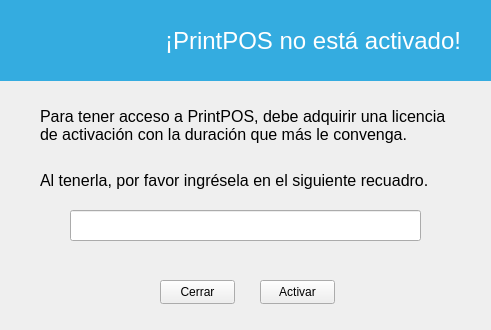
Before: the Qt Designer form designer/Ui_Activacion.ui in ivanperez-7/printpos, drawn with Qt 5.
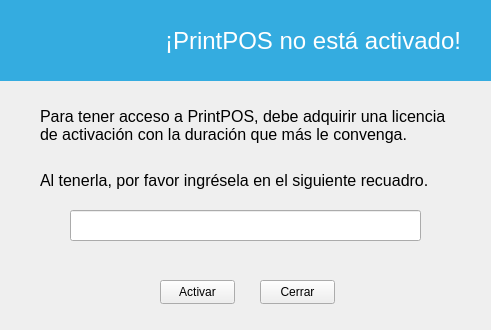
After: the same form once the commit is applied. Icons and pictures are not drawn.

Diff of the .ui file:
```diff
--- a/designer/Ui_Activacion.ui
+++ b/designer/Ui_Activacion.ui
@@ -121,7 +121,7 @@
   <widget class="QPushButton" name="btActivar">
    <property name="geometry">
     <rect>
-     <x>260</x>
+     <x>160</x>
      <y>280</y>
      <width>75</width>
      <height>24</height>
@@ -134,7 +134,7 @@
   <widget class="QPushButton" name="btCerrar">
    <property name="geometry">
     <rect>
-     <x>160</x>
+     <x>260</x>
      <y>280</y>
      <width>75</width>
      <height>24</height>
```
